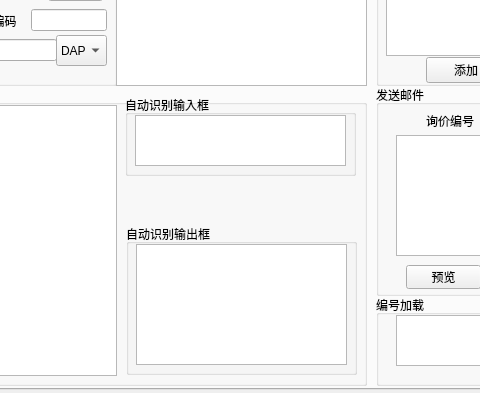
Before: the Qt Designer form Ui/untitled.ui in jerryliang122-vast/working-CIF-service, drawn with Qt 5; both pictures show x 236 to 716 and y 111 to 504 of the 900 by 504 pixel window.
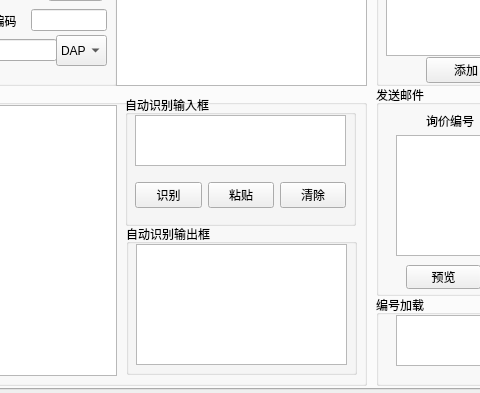
After: the same form once the commit is applied.

Commit message: 优化代理信息管理界面，增强删除功能及预付货总结Tab内容

```diff
--- a/Ui/untitled.ui
+++ b/Ui/untitled.ui
@@ -634,7 +634,7 @@
         <x>359</x>
         <y>10</y>
         <width>231</width>
-        <height>81</height>
+        <height>131</height>
        </rect>
       </property>
       <property name="title">
@@ -650,6 +650,45 @@
         </rect>
        </property>
       </widget>
+      <widget class="QWidget" name="horizontalLayoutWidget_15">
+       <property name="geometry">
+        <rect>
+         <x>10</x>
+         <y>80</y>
+         <width>211</width>
+         <height>41</height>
+        </rect>
+       </property>
+       <layout class="QHBoxLayout" name="horizontalLayout_18">
+        <item>
+         <widget class="QPushButton" name="auto_identification">
+          <property name="text">
+           <string>识别</string>
+          </property>
+         </widget>
+        </item>
+        <item>
+         <widget class="QPushButton" name="auto_paste">
+          <property name="maximumSize">
+           <size>
+            <width>16777215</width>
+            <height>16777215</height>
+           </size>
+          </property>
+          <property name="text">
+           <string>粘贴</string>
+          </property>
+         </widget>
+        </item>
+        <item>
+         <widget class="QPushButton" name="auto_clean">
+          <property name="text">
+           <string>清除</string>
+          </property>
+         </widget>
+        </item>
+       </layout>
+      </widget>
      </widget>
      <widget class="QGroupBox" name="groupBox_8">
       <property name="geometry">
```
